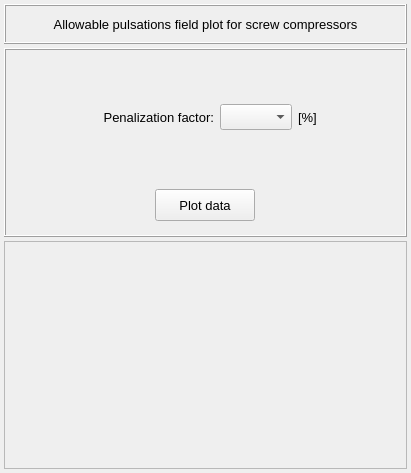
First picture: the form in vibra/interface/data/ui_files/plots/acoustic/allowable_pulsations_3d_plot_for_screw_compressor_inputs.ui, repository MOPT-UFSC/VIBRA, before the edit.
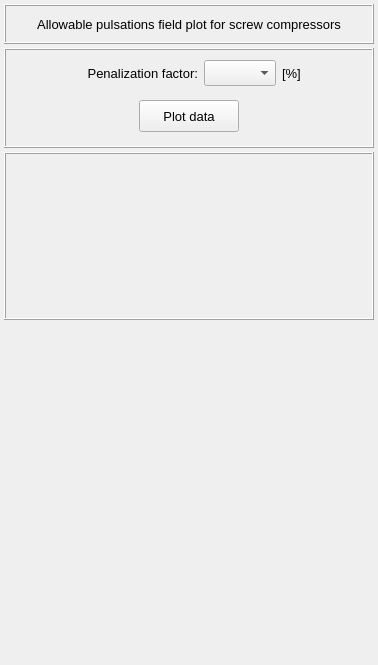
Second picture: the form after the edit.

```diff
--- a/vibra/interface/data/ui_files/plots/acoustic/allowable_pulsations_3d_plot_for_screw_compressor_inputs.ui
+++ b/vibra/interface/data/ui_files/plots/acoustic/allowable_pulsations_3d_plot_for_screw_compressor_inputs.ui
@@ -6,8 +6,8 @@
    <rect>
     <x>0</x>
     <y>0</y>
-    <width>411</width>
-    <height>473</height>
+    <width>378</width>
+    <height>665</height>
    </rect>
   </property>
   <property name="minimumSize">
@@ -367,23 +367,36 @@
      <property name="minimumSize">
       <size>
        <width>0</width>
-       <height>228</height>
+       <height>168</height>
       </size>
      </property>
      <property name="maximumSize">
       <size>
        <width>16777215</width>
-       <height>230</height>
+       <height>168</height>
       </size>
      </property>
      <property name="frameShape">
-      <enum>QFrame::Shape::StyledPanel</enum>
+      <enum>QFrame::Shape::Box</enum>
      </property>
      <property name="frameShadow">
       <enum>QFrame::Shadow::Raised</enum>
      </property>
     </widget>
    </item>
+   <item row="3" column="0">
+    <spacer name="verticalSpacer">
+     <property name="orientation">
+      <enum>Qt::Orientation::Vertical</enum>
+     </property>
+     <property name="sizeHint" stdset="0">
+      <size>
+       <width>20</width>
+       <height>40</height>
+      </size>
+     </property>
+    </spacer>
+   </item>
   </layout>
  </widget>
  <resources>
```
Left out of the diff: 150 changed lines with no effect on the pictures.
